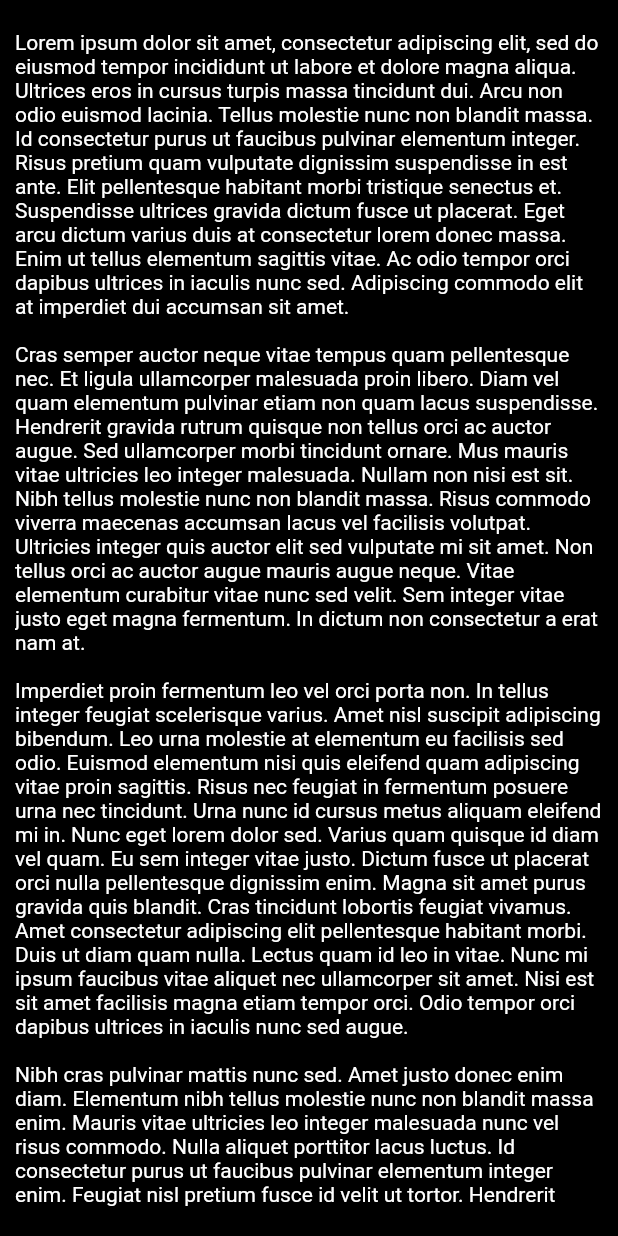
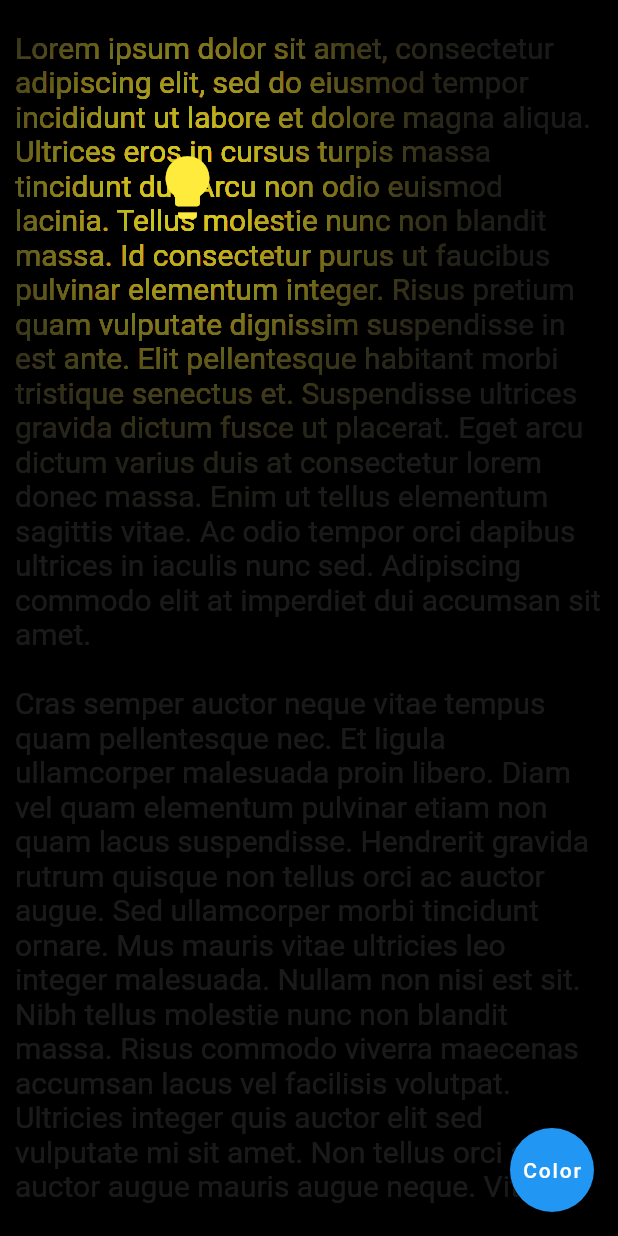
Before and after one commit to halilyaman/flutter_light_bulb, a Flutter app: the screen it shows after launch, on a phone screen of 412 x 824 dp. Run offline on Flutter 3.47's test engine with Material 2 defaults, Android fonts, the light colour scheme and no system bars; our stand-ins replace flutter_colorpicker.

Commit message:
Add fully functional light bulb with color customization.

```diff
--- /dev/null
+++ b/lib/color_info.dart
@@ -0,0 +1,54 @@
+import 'package:flutter/material.dart';
+
+class ColorInfo extends InheritedWidget {
+  const ColorInfo({
+    super.key,
+    required super.child,
+    required this.color,
+    required this.onColorChanged,
+  });
+
+  final Color color;
+  final void Function(Color) onColorChanged;
+
+  static ColorInfo of(BuildContext context) {
+    return context.dependOnInheritedWidgetOfExactType<ColorInfo>()
+            as ColorInfo;
+  }
+
+  @override
+  bool updateShouldNotify(covariant ColorInfo oldWidget) {
+    return color != oldWidget.color;
+  }
+}
+
+class ColorInfoWrapper extends StatefulWidget {
+  const ColorInfoWrapper({
+    Key? key,
+    required this.child,
+  }) : super(key: key);
+
+  final Widget child;
+
+  @override
+  State<ColorInfoWrapper> createState() => _ColorInfoWrapperState();
+}
+
+class _ColorInfoWrapperState extends State<ColorInfoWrapper> {
+  Color color = Colors.yellow;
+
+  void onColorchanged(Color newColor) {
+    setState(() {
+      color = newColor;
+    });
+  }
+
+  @override
+  Widget build(BuildContext context) {
+    return ColorInfo(
+      color: color,
+      onColorChanged: onColorchanged,
+      child: widget.child,
+    );
+  }
+}
--- /dev/null
+++ b/lib/lamp.dart
@@ -0,0 +1,94 @@
+import 'package:flutter/material.dart';
+import 'package:lamp_app/color_info.dart';
+
+class Lamp extends StatefulWidget {
+  const Lamp({
+    Key? key,
+    required this.child,
+  }) : super(key: key);
+
+  final Widget child;
+
+  @override
+  State<Lamp> createState() => _LampState();
+}
+
+class _LampState extends State<Lamp> {
+  double xOffset = 100.0;
+  double yOffset = 100.0;
+
+  @override
+  Widget build(BuildContext context) {
+    return Stack(
+      fit: StackFit.expand,
+      children: [
+        widget.child,
+        Positioned(
+          top: yOffset,
+          left: xOffset,
+          child: Draggable(
+            feedback: const LampObject(),
+            childWhenDragging: const SizedBox.shrink(),
+            child: const LampObject(),
+            onDragUpdate: (DragUpdateDetails details) {
+              setState(() {
+                yOffset += details.delta.dy;
+                xOffset += details.delta.dx;
+              });
+            },
+          ),
+        ),
+      ],
+    );
+  }
+}
+
+class LampObject extends StatelessWidget {
+  const LampObject({Key? key}) : super(key: key);
+
+  @override
+  Widget build(BuildContext context) {
+    const radius = 100.0;
+    final color = ColorInfo.of(context).color;
+
+    return CustomPaint(
+      painter: LightPainter(color, radius),
+      child: Icon(
+        Icons.lightbulb,
+        color: color,
+        size: 50.0,
+      ),
+    );
+  }
+}
+
+class LightPainter extends CustomPainter {
+  LightPainter(this.color, this.radius);
+
+  final double radius;
+  final Color color;
+
+  @override
+  void paint(Canvas canvas, Size size) {
+    final sigma = radius * 0.57735 + 0.5;
+
+    final paint = Paint()
+      ..blendMode = BlendMode.colorDodge
+      ..color = color
+      ..maskFilter = MaskFilter.blur(
+        BlurStyle.normal,
+        sigma,
+      );
+
+    canvas.drawCircle(
+      Offset(size.width / 2, size.height / 2),
+      radius,
+      paint,
+    );
+  }
+
+  @override
+  bool shouldRepaint(covariant CustomPainter oldDelegate) {
+    return false;
+  }
+}
--- a/lib/main.dart
+++ b/lib/main.dart
@@ -1,4 +1,7 @@
 import 'package:flutter/material.dart';
+import 'package:flutter_colorpicker/flutter_colorpicker.dart';
+import 'package:lamp_app/color_info.dart';
+import 'package:lamp_app/lamp.dart';
 
 void main() {
   runApp(const MyApp());
@@ -9,12 +12,14 @@
 
   @override
   Widget build(BuildContext context) {
-    return MaterialApp(
+    return ColorInfoWrapper(
+      child: MaterialApp(
         title: 'Flutter Demo',
         theme: ThemeData(
           primarySwatch: Colors.blue,
         ),
         home: const HomePage(),
+      ),
     );
   }
 }
@@ -24,17 +29,44 @@
 
   @override
   Widget build(BuildContext context) {
-    return Scaffold(
+    return Lamp(
+      child: Scaffold(
         backgroundColor: Colors.black,
+        floatingActionButton: FloatingActionButton(
+          child: const Text('Color'),
+          onPressed: () {
+            final colorInfo = ColorInfo.of(context);
+            showDialog(
+              context: context,
+              builder: (BuildContext context) {
+                return AlertDialog(
+                  titlePadding: const EdgeInsets.all(0),
+                  contentPadding: const EdgeInsets.all(0),
+                  content: SingleChildScrollView(
+                    child: ColorPicker(
+                      pickerColor: colorInfo.color,
+                      onColorChanged: colorInfo.onColorChanged,
+                      portraitOnly: false,
+                    ),
+                  ),
+                );
+              },
+            );
+          },
+        ),
         body: Padding(
-        padding: const EdgeInsets.symmetric(vertical: 20.0, horizontal: 10.0),
+          padding: const EdgeInsets.symmetric(
+            vertical: 20.0,
+            horizontal: 10.0,
+          ),
           child: SingleChildScrollView(
             child: Text(
               loremIpsum,
-            style: Theme.of(context)
-                .textTheme
-                .bodyMedium
-                ?.copyWith(color: Colors.white),
+              style: TextStyle(
+                color: Colors.white.withOpacity(0.1),
+                fontSize: 20.0,
+              ),
+            ),
           ),
         ),
       ),
```
Also changed, not shown: pubspec.yaml (+2 -71 lines), pubspec.lock. Lines whose indentation alone changed are shown as unchanged.
